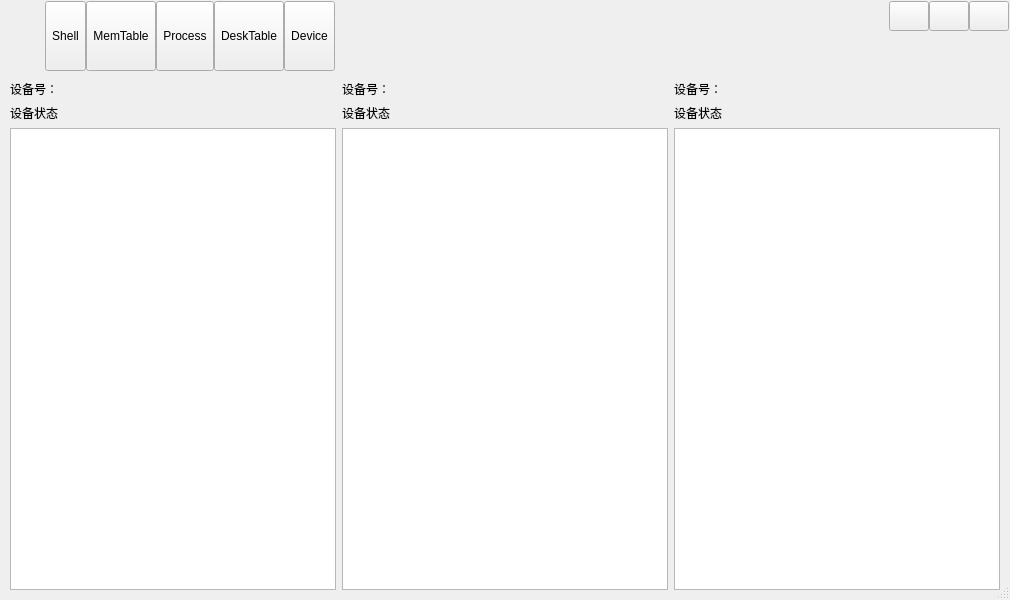
Above: UI/form/frmmain.ui from asapple/analog-operating-system before the change. Below: the same form after it.
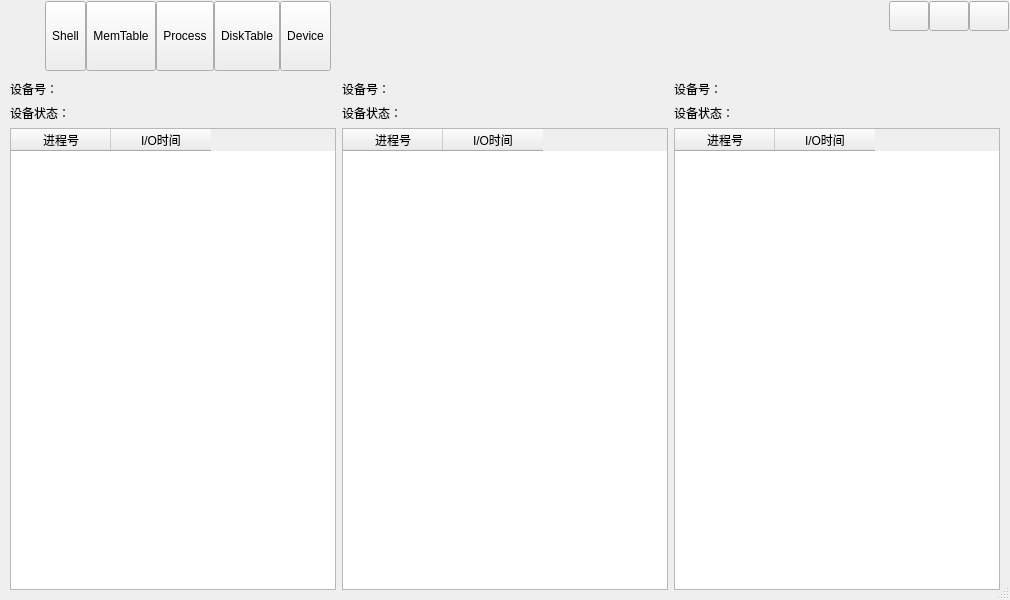
That is the form after the change. The open tabs and pages were chosen to show the change. Icons and pictures are not drawn.

```diff
--- a/UI/form/frmmain.ui
+++ b/UI/form/frmmain.ui
@@ -169,7 +169,7 @@
             </sizepolicy>
            </property>
            <property name="text">
-            <string>DeskTable</string>
+            <string>DiskTable</string>
            </property>
            <property name="icon">
             <iconset resource="../other/main.qrc">
@@ -663,56 +663,155 @@
      </widget>
      <widget class="QWidget" name="device_page">
       <layout class="QGridLayout" name="gridLayout_4">
-       <item row="0" column="0">
-        <widget class="QLabel" name="idlabel1">
-         <property name="text">
-          <string>设备号：</string>
-         </property>
-        </widget>
+       <item row="5" column="0">
+        <layout class="QHBoxLayout" name="horizontalLayout_10">
+         <item>
+          <widget class="QLabel" name="label">
+           <property name="text">
+            <string>设备状态：</string>
+           </property>
+          </widget>
+         </item>
+         <item>
+          <widget class="QLabel" name="statelabel1">
+           <property name="text">
+            <string/>
+           </property>
+          </widget>
+         </item>
+        </layout>
        </item>
-       <item row="1" column="2">
-        <widget class="QLabel" name="statelabel3">
-         <property name="text">
-          <string>设备状态</string>
-         </property>
-        </widget>
+       <item row="5" column="3">
+        <layout class="QHBoxLayout" name="horizontalLayout_11">
+         <item>
+          <widget class="QLabel" name="label_5">
+           <property name="text">
+            <string>设备状态：</string>
+           </property>
+          </widget>
+         </item>
+         <item>
+          <widget class="QLabel" name="statelabel2">
+           <property name="text">
+            <string/>
+           </property>
+          </widget>
+         </item>
+        </layout>
        </item>
-       <item row="0" column="1">
-        <widget class="QLabel" name="idlabel2">
-         <property name="text">
-          <string>设备号：</string>
-         </property>
-        </widget>
+       <item row="5" column="4">
+        <layout class="QHBoxLayout" name="horizontalLayout_12">
+         <item>
+          <widget class="QLabel" name="label_6">
+           <property name="text">
+            <string>设备状态：</string>
+           </property>
+          </widget>
+         </item>
+         <item>
+          <widget class="QLabel" name="statelabel3">
+           <property name="text">
+            <string/>
+           </property>
+          </widget>
+         </item>
+        </layout>
        </item>
-       <item row="2" column="0">
-        <widget class="QTextBrowser" name="textBrowser1"/>
-       </item>
-       <item row="1" column="1">
-        <widget class="QLabel" name="statelabel2">
-         <property name="text">
-          <string>设备状态</string>
-         </property>
-        </widget>
-       </item>
-       <item row="2" column="2">
-        <widget class="QTextBrowser" name="textBrowser3"/>
+       <item row="1" column="4">
+        <layout class="QHBoxLayout" name="horizontalLayout_9">
+         <item>
+          <widget class="QLabel" name="label_4">
+           <property name="text">
+            <string>设备号：</string>
+           </property>
+          </widget>
+         </item>
+         <item>
+          <widget class="QLabel" name="idlabel3">
+           <property name="text">
+            <string/>
+           </property>
+          </widget>
+         </item>
+        </layout>
        </item>
        <item row="1" column="0">
-        <widget class="QLabel" name="statelabel1">
-         <property name="text">
-          <string>设备状态</string>
-         </property>
+        <layout class="QHBoxLayout" name="horizontalLayout_7">
+         <item>
+          <widget class="QLabel" name="label_3">
+           <property name="text">
+            <string>设备号：</string>
+           </property>
+          </widget>
+         </item>
+         <item>
+          <widget class="QLabel" name="idlabel1">
+           <property name="text">
+            <string/>
+           </property>
+          </widget>
+         </item>
+        </layout>
+       </item>
+       <item row="1" column="3">
+        <layout class="QHBoxLayout" name="horizontalLayout_8">
+         <item>
+          <widget class="QLabel" name="label_2">
+           <property name="text">
+            <string>设备号：</string>
+           </property>
+          </widget>
+         </item>
+         <item>
+          <widget class="QLabel" name="idlabel2">
+           <property name="text">
+            <string/>
+           </property>
+          </widget>
+         </item>
+        </layout>
+       </item>
+       <item row="6" column="4">
+        <widget class="QTableWidget" name="device0table">
+         <column>
+          <property name="text">
+           <string>进程号</string>
+          </property>
+         </column>
+         <column>
+          <property name="text">
+           <string>I/O时间</string>
+          </property>
+         </column>
         </widget>
        </item>
-       <item row="0" column="2">
-        <widget class="QLabel" name="idlabel3">
-         <property name="text">
-          <string>设备号：</string>
-         </property>
+       <item row="6" column="3">
+        <widget class="QTableWidget" name="device1table">
+         <column>
+          <property name="text">
+           <string>进程号</string>
+          </property>
+         </column>
+         <column>
+          <property name="text">
+           <string>I/O时间</string>
+          </property>
+         </column>
         </widget>
        </item>
-       <item row="2" column="1">
-        <widget class="QTextBrowser" name="textBrowser2"/>
+       <item row="6" column="0">
+        <widget class="QTableWidget" name="device2table">
+         <column>
+          <property name="text">
+           <string>进程号</string>
+          </property>
+         </column>
+         <column>
+          <property name="text">
+           <string>I/O时间</string>
+          </property>
+         </column>
+        </widget>
        </item>
       </layout>
      </widget>
```
Left out of the diff: 84 changed lines with no effect on the pictures.
